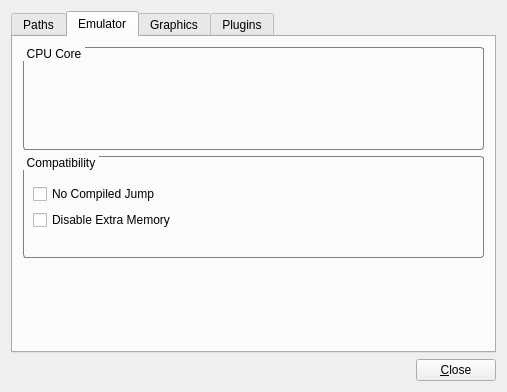
First picture: the form in src/m64py/ui/settings.ui, repository mupen64plus/mupen64plus-ui-python, before the edit.
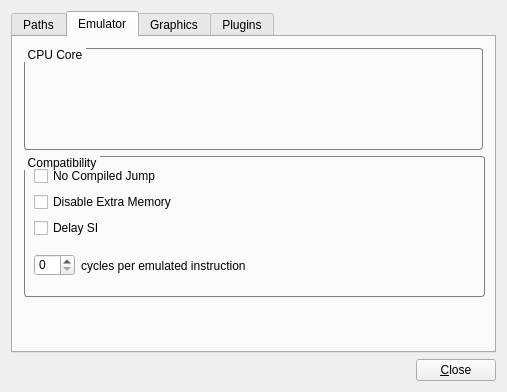
Second picture: the form after the edit. The open tabs and pages were chosen to show the change. Icons and pictures are not drawn.

Commit message: add DelaySI and CountPerOp core settings

What changed in the file:
```diff
--- a/src/m64py/ui/settings.ui
+++ b/src/m64py/ui/settings.ui
@@ -223,18 +223,15 @@
       <attribute name="title">
        <string>Emulator</string>
       </attribute>
-      <widget class="QWidget" name="">
-       <property name="geometry">
-        <rect>
-         <x>10</x>
-         <y>10</y>
-         <width>461</width>
-         <height>211</height>
-        </rect>
-       </property>
-       <layout class="QVBoxLayout" name="verticalLayout_10">
-        <item>
          <widget class="QGroupBox" name="groupEmuMode">
+       <property name="geometry">
+        <rect>
+         <x>11</x>
+         <y>11</y>
+         <width>459</width>
+         <height>102</height>
+        </rect>
+       </property>
           <property name="sizePolicy">
            <sizepolicy hsizetype="Preferred" vsizetype="Preferred">
             <horstretch>0</horstretch>
@@ -267,9 +264,15 @@
            <bool>false</bool>
           </property>
          </widget>
-        </item>
-        <item>
          <widget class="QGroupBox" name="groupEmuMode_2">
+       <property name="geometry">
+        <rect>
+         <x>11</x>
+         <y>119</y>
+         <width>461</width>
+         <height>141</height>
+        </rect>
+       </property>
           <property name="sizePolicy">
            <sizepolicy hsizetype="Preferred" vsizetype="Preferred">
             <horstretch>0</horstretch>
@@ -301,10 +304,10 @@
           <property name="checkable">
            <bool>false</bool>
           </property>
-          <layout class="QVBoxLayout" name="verticalLayout_17">
-           <item>
             <layout class="QVBoxLayout" name="verticalLayout_16">
              <item>
+         <layout class="QVBoxLayout" name="verticalLayout_10">
+          <item>
               <widget class="QCheckBox" name="checkNoCompiledJump">
                <property name="text">
                 <string>No Compiled Jump</string>
@@ -318,10 +321,38 @@
                </property>
               </widget>
              </item>
+          <item>
+           <widget class="QCheckBox" name="checkDelaySI">
+            <property name="text">
+             <string>Delay SI</string>
+            </property>
+           </widget>
+          </item>
+          <item>
+           <layout class="QHBoxLayout" name="horizontalLayout_11">
+            <item>
+             <widget class="QSpinBox" name="spinCountPerOp">
+              <property name="maximum">
+               <number>10</number>
+              </property>
+             </widget>
+            </item>
+            <item>
+             <widget class="QLabel" name="label_5">
+              <property name="sizePolicy">
+               <sizepolicy hsizetype="Expanding" vsizetype="Preferred">
+                <horstretch>0</horstretch>
+                <verstretch>0</verstretch>
+               </sizepolicy>
+              </property>
+              <property name="text">
+               <string>cycles per emulated instruction</string>
+              </property>
+             </widget>
+            </item>
             </layout>
            </item>
           </layout>
-         </widget>
         </item>
        </layout>
       </widget>
```
Left out of the diff: 4 changed lines with no effect on the pictures. Lines whose indentation alone changed are shown as unchanged. The commit also changes 2 other files.
